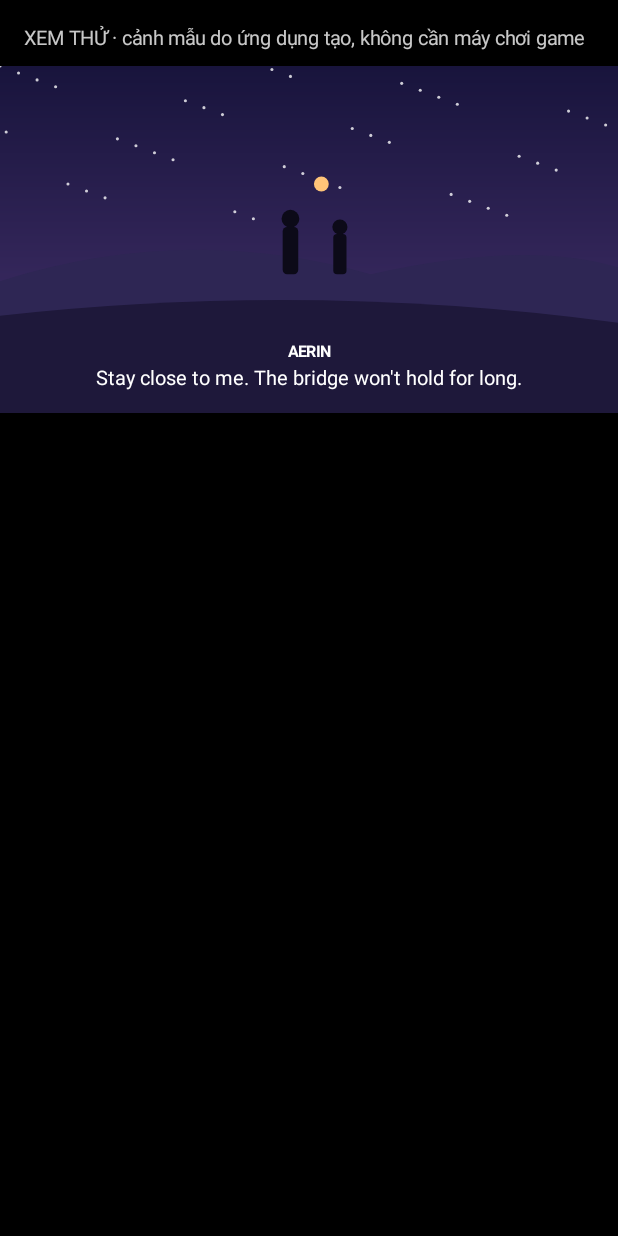
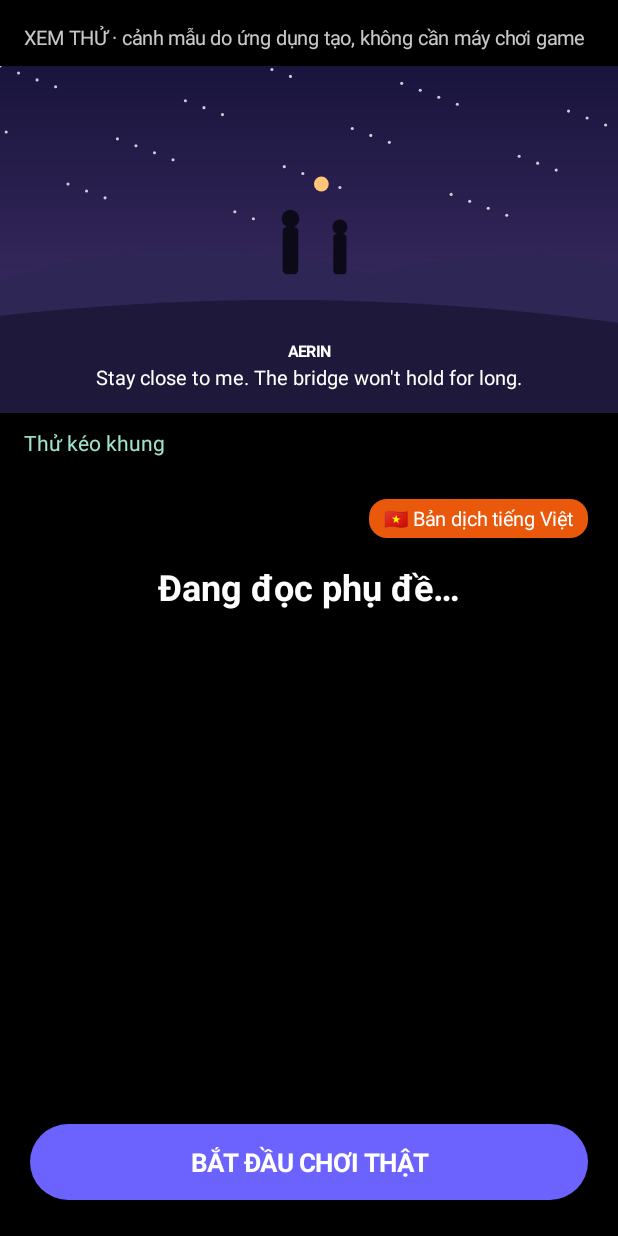
Before and after one commit to luckyman999-coder/dich-phu-de-game, an Android app: the DemoActivity screen opened directly, with no data from a screen before it, on a phone screen of 412 x 824 dp. Run offline under Robolectric (Android 15) with nearby library versions, the phone set to English and light mode, and no system bars; 3 statements that could not run were skipped.

Commit message:
Sửa Xem thử: khung cảnh mẫu giữ tỉ lệ 16:9 (phần bản dịch bị đẩy khỏi màn hình); thêm log OCR
Co-Authored-By: Claude Opus 5.5 <noreply@anthropic.com>
Claude-Session: https://claude.ai/code/session_01CkuCVK8N3H1sByywQqvqbV

```diff
--- a/android/app/src/main/java/com/metallic/chiaki/dich/DemoActivity.kt
+++ b/android/app/src/main/java/com/metallic/chiaki/dich/DemoActivity.kt
@@ -136,7 +136,14 @@ class DemoActivity: AppCompatActivity()
 			setPadding(px(16), px(16), px(16), px(10))
 		})
 
-		val frame = FrameLayout(this)
+		// khung giữ đúng tỉ lệ 16:9 để khung chọn vùng không chiếm hết màn hình
+		val frame = object: FrameLayout(this) {
+			override fun onMeasure(widthMeasureSpec: Int, heightMeasureSpec: Int)
+			{
+				val w = MeasureSpec.getSize(widthMeasureSpec)
+				super.onMeasure(MeasureSpec.makeMeasureSpec(w, MeasureSpec.EXACTLY), MeasureSpec.makeMeasureSpec(w * 9 / 16, MeasureSpec.EXACTLY))
+			}
+		}
 		scene = DemoSceneView(this)
 		frame.addView(scene, FrameLayout.LayoutParams(ViewGroup.LayoutParams.MATCH_PARENT, ViewGroup.LayoutParams.WRAP_CONTENT))
 		region = RegionSelectView(this).apply {
--- a/android/app/src/main/java/com/metallic/chiaki/dich/SubtitlePipeline.kt
+++ b/android/app/src/main/java/com/metallic/chiaki/dich/SubtitlePipeline.kt
@@ -102,7 +102,7 @@ class SubtitlePipeline(
 				val t0 = System.currentTimeMillis()
 				try { tick() }
 				catch(e: CancellationException) { throw e }
-				catch(e: Exception) { Log.w(TAG, "tick lỗi", e) }
+				catch(e: Exception) { Log.e(TAG, "tick lỗi", e) }
 				val dt = System.currentTimeMillis() - t0
 				delay(max(50L, INTERVAL_MS - dt))
 			}
@@ -140,6 +140,7 @@ class SubtitlePipeline(
 		val frame = frameSource.capture() ?: return
 		val crop = cropRegion(frame) ?: return
 		val text = ocr(crop)
+		Log.d(TAG, "OCR ${frame.width}x${frame.height} vùng ${crop.width}x${crop.height}: ${text.replace('\n', '|')}")
 		if(crop !== frame) crop.recycle()
 		handleText(text)
 	}
```
Also changed, not shown: 1 other file.
